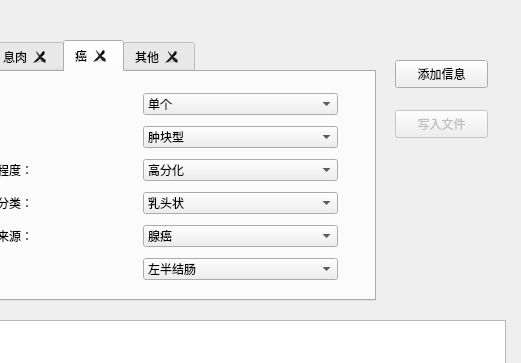
This is MyWindows.ui in xiebingjun777/Pyqt5-in-exceltool as Qt 5 draws it before an edit; both pictures show x 155 to 676 and y 0 to 363 of the 676 by 644 pixel window. The edited form follows.
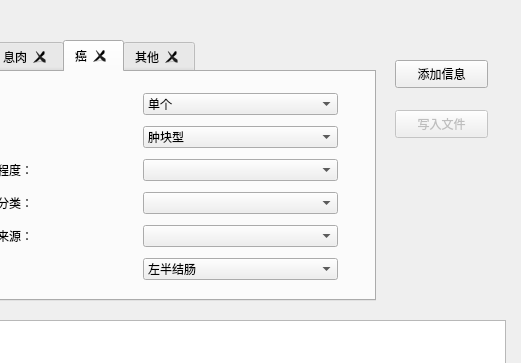
This is the edited form. The open tabs and pages were chosen to show the change.

```diff
--- a/MyWindows.ui
+++ b/MyWindows.ui
@@ -870,8 +870,13 @@
          <item>
           <widget class="QComboBox" name="comboBox_13">
            <property name="currentText">
-            <string>高分化</string>
+            <string/>
            </property>
+           <item>
+            <property name="text">
+             <string/>
+            </property>
+           </item>
            <item>
             <property name="text">
              <string>高分化</string>
@@ -908,8 +913,13 @@
          <item>
           <widget class="QComboBox" name="comboBox_14">
            <property name="currentText">
-            <string>乳头状</string>
+            <string/>
            </property>
+           <item>
+            <property name="text">
+             <string/>
+            </property>
+           </item>
            <item>
             <property name="text">
              <string>乳头状</string>
@@ -946,8 +956,13 @@
          <item>
           <widget class="QComboBox" name="comboBox_16">
            <property name="currentText">
-            <string>腺癌</string>
+            <string/>
            </property>
+           <item>
+            <property name="text">
+             <string/>
+            </property>
+           </item>
            <item>
             <property name="text">
              <string>腺癌</string>
```
Left out of the diff: 7 changed lines with no effect on the pictures.
